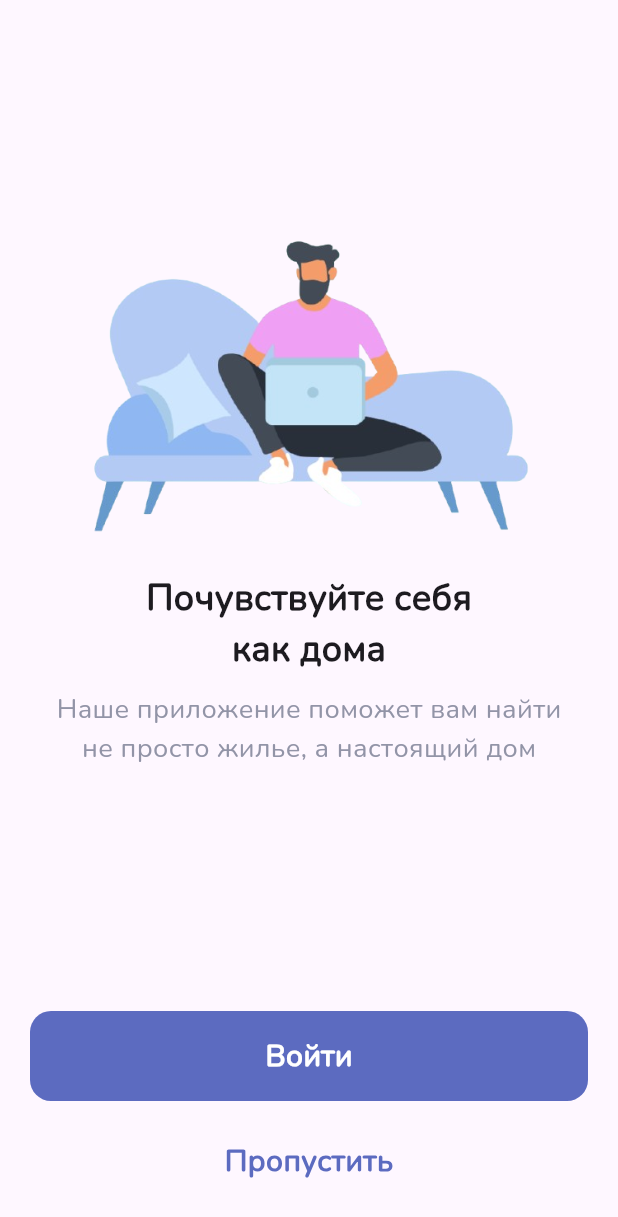
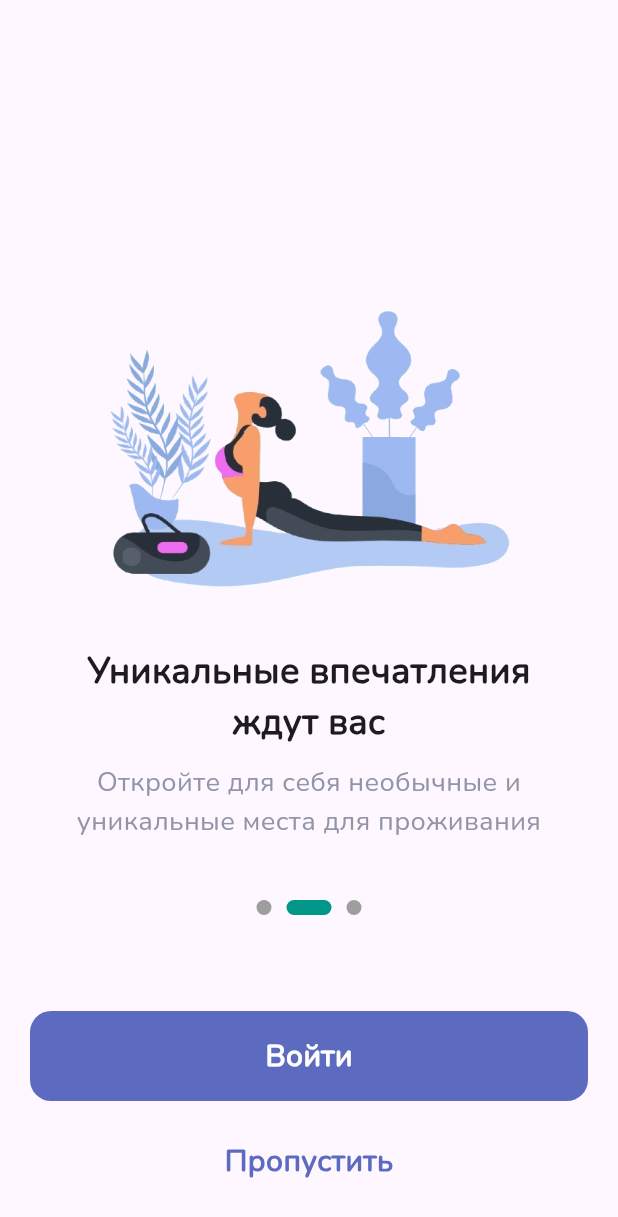
Before and after one commit to theYernar/uia, a Flutter app: the screen it shows after launch, on a phone screen of 412 x 824 dp. Shown: the top 1217 px of the screen. Run offline on Flutter 3.47's test engine with Material 3 defaults, Android fonts, the phone set to English and light mode, and no system bars; our stand-ins replace google_fonts, hugeicons, image_picker.

Commit message:
Updated Onboarding screen

```diff
--- /dev/null
+++ b/lib/database/onboarding_pages_data.dart
@@ -0,0 +1,16 @@
+class OnboardingPagesData {
+  final String image;
+  final String title;
+  final String text;
+
+  OnboardingPagesData({required this.image, required this.title, required this.text});
+
+}
+
+List<OnboardingPagesData> onboardingPagesList = [
+  OnboardingPagesData(image: 'assets/images/person_using_laptop.png', title: 'Бронирование без \nголовной боли', text: 'С нашим приложением бронирование стало \nмаксимально простым'),
+  OnboardingPagesData(image: 'assets/images/woman_yoga.png', title: 'Уникальные впечатления \nждут вас', text: 'Откройте для себя необычные и \nуникальные места для проживания'),
+  OnboardingPagesData(image: 'assets/images/women_using_phone.png', title: 'Почувствуйте себя \nкак дома', text: 'Наше приложение поможет вам найти \nне просто жилье, а настоящий дом'),
+
+
+];
--- a/lib/screens/onboarding/onboarding_screen.dart
+++ b/lib/screens/onboarding/onboarding_screen.dart
@@ -1,5 +1,8 @@
+import 'dart:async';
+
 import 'package:flutter/material.dart';
 import 'package:google_fonts/google_fonts.dart';
+import 'package:uia/database/onboarding_pages_data.dart';
 import 'package:uia/routes/app_routes.dart';
 import 'package:uia/screens/sign_up/enter_phone_number_screen.dart';
 import 'package:uia/themes/app_colors.dart';
@@ -13,6 +16,40 @@ class OnboardingScreeen extends StatefulWidget {
 }
 
 class _OnboardingScreeenState extends State<OnboardingScreeen> {
+  late PageController _pageController;
+  int _currentIndex = 0;
+  Timer? _autoScrollTimer;
+
+  @override
+  void initState() {
+
+    super.initState();
+    _pageController = PageController();
+
+
+    _autoScrollTimer = Timer.periodic(Duration(seconds: 4), (timer) {
+      if (_currentIndex < onboardingPagesList.length - 1) {
+        _currentIndex++;
+      } else {
+        _currentIndex = 0;
+      }
+
+      _pageController.animateToPage(
+        _currentIndex,
+        duration: Duration(milliseconds: 500),
+        curve: Curves.easeInOut,
+      );
+    });
+  }
+
+
+  @override
+  void dispose() {
+    _autoScrollTimer?.cancel();
+    _pageController.dispose();
+    super.dispose();
+
+  }
 
   @override
   Widget build(BuildContext context) {
@@ -25,54 +62,74 @@ class _OnboardingScreeenState extends State<OnboardingScreeen> {
               child: Column(
                 children: [
                   // Person using laptop image
-                  const SizedBox(height: 140,),
-                  Image.asset('assets/images/person_using_laptop.png', width: 340,),
-
-                  // Text
-                  const SizedBox(height: 20,),
+                  const SizedBox(height: 100,),
+                  SizedBox(
+                  height: 510,
+                  child: Stack(
+                    children: [
+                      PageView.builder(
+                        controller: _pageController,
+                        itemCount: onboardingPagesList.length,
+                        onPageChanged: (index){
+                          setState(() {
+                            _currentIndex = index;
+                          });
+                        },
+                        itemBuilder:(context, index) {
+                          final onboardingPage = onboardingPagesList[index];
+                          return Column(
+                            children: [
+                              const SizedBox(height: 100,),
+                              Image.asset(
+                                onboardingPage.image,
+                                height: 200,
+                              ),
+                              const SizedBox(height: 30,),
                               Text(
-                    'Почувствуйте себя',
-                    style: GoogleFonts.nunito(
-                      fontSize: 24,
-                      fontWeight: FontWeight.bold
-                    ),
-                  ),
-                  Text(
-                    'как дома',
+                                onboardingPage.title,
+                                textAlign: TextAlign.center,
                                 style: GoogleFonts.nunito(
                                   fontSize: 24,
                                   fontWeight: FontWeight.bold
                                 ),
                               ),
                               const SizedBox(height: 10,),
-                  Wrap(
-                    alignment: WrapAlignment.center,
-                    children: [
                               Text(
-                        'Наше приложение поможет ',
+                                onboardingPage.text,
+                                textAlign: TextAlign.center,
                                 style: GoogleFonts.nunito(
                                   color: AppColors.grey,
                                   fontSize: 18
                                 ),
                               ),
-                      Text(
-                        'вам найти',
-                        style: GoogleFonts.nunito(
-                          color: AppColors.grey,
-                          fontSize: 18
+                            ],
+                          );
+                        },
+                      ),
+
+                      Align(
+                        alignment: Alignment.bottomCenter,
+                        child: Row(
+                          mainAxisSize: MainAxisSize.min,
+                          children: List.generate(
+                            onboardingPagesList.length, (index) => AnimatedContainer(
+                              duration: Duration(milliseconds: 300),
+                              margin: const EdgeInsets.symmetric(horizontal: 5),
+                              width: _currentIndex == index ? 30 : 10,
+                              height: 10,
+                              decoration: BoxDecoration(
+                                borderRadius: BorderRadius.circular(50),
+                                color: _currentIndex == index ? Colors.teal : Colors.grey
+                              ),
+                            )
+
+
+                          )
+                        )
+                      )
+                    ],
                   ),
                 ),
-                      Text(
-                        'не просто жилье, а настоящий дом',
-                        style: GoogleFonts.nunito(
-                          color: AppColors.grey,
-                          fontSize: 18
-                        ),
-                      ),
-
-
-                    ],
-                  )
                 ],
               ),
             )
```
Also changed, not shown: 4 other files. Lines whose indentation alone changed are shown as unchanged.
